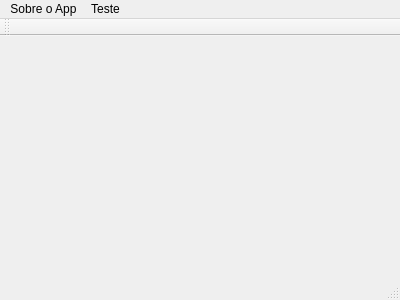
Above: mainwindow.ui from 6qat/hello_qt before the change. Below: the same form after it.
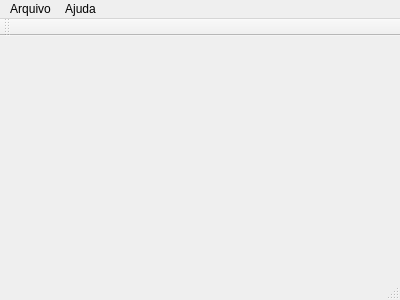
That is the form after the change. Icons and pictures are not drawn.

Commit message: Texto na splash screen. Menu sair.

What changed in the file:
```diff
--- a/mainwindow.ui
+++ b/mainwindow.ui
@@ -29,18 +29,18 @@
    </property>
    <widget class="QMenu" name="menuSobre_o_App">
     <property name="title">
-     <string>Sobre o App</string>
+     <string>Ajuda</string>
     </property>
     <addaction name="actionSobre_o_Qt"/>
     <addaction name="actionSobre_o_App"/>
    </widget>
    <widget class="QMenu" name="menuTeste">
     <property name="title">
-     <string>Teste</string>
+     <string>Arquivo</string>
     </property>
    </widget>
-   <addaction name="menuSobre_o_App"/>
    <addaction name="menuTeste"/>
+   <addaction name="menuSobre_o_App"/>
   </widget>
   <widget class="QToolBar" name="mainToolBar">
    <attribute name="toolBarArea">
```
Left out of the diff: 25 changed lines with no effect on the pictures. The commit also changes 1 other file.
